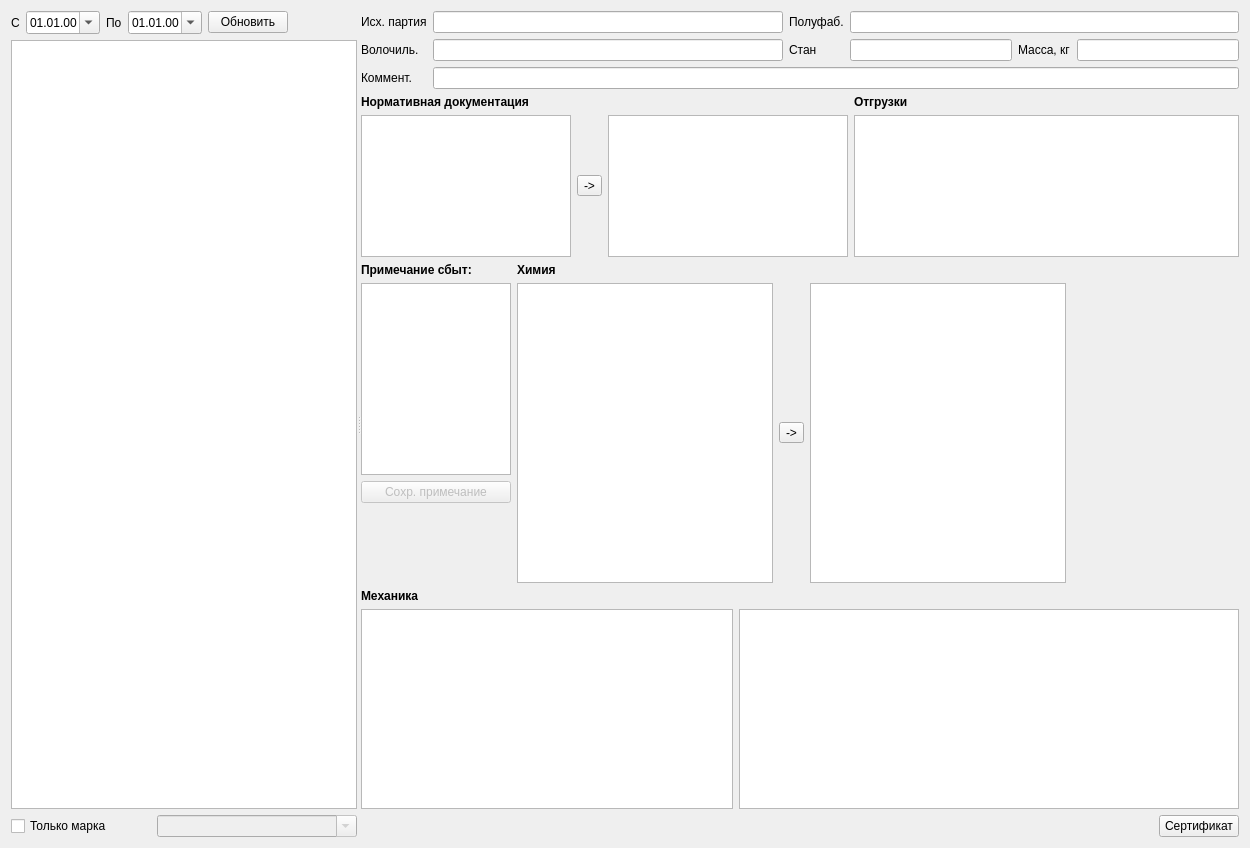
Above: formpartwire/formpartwire.ui from Sergeyego/certificates before the change. Below: the same form after it.
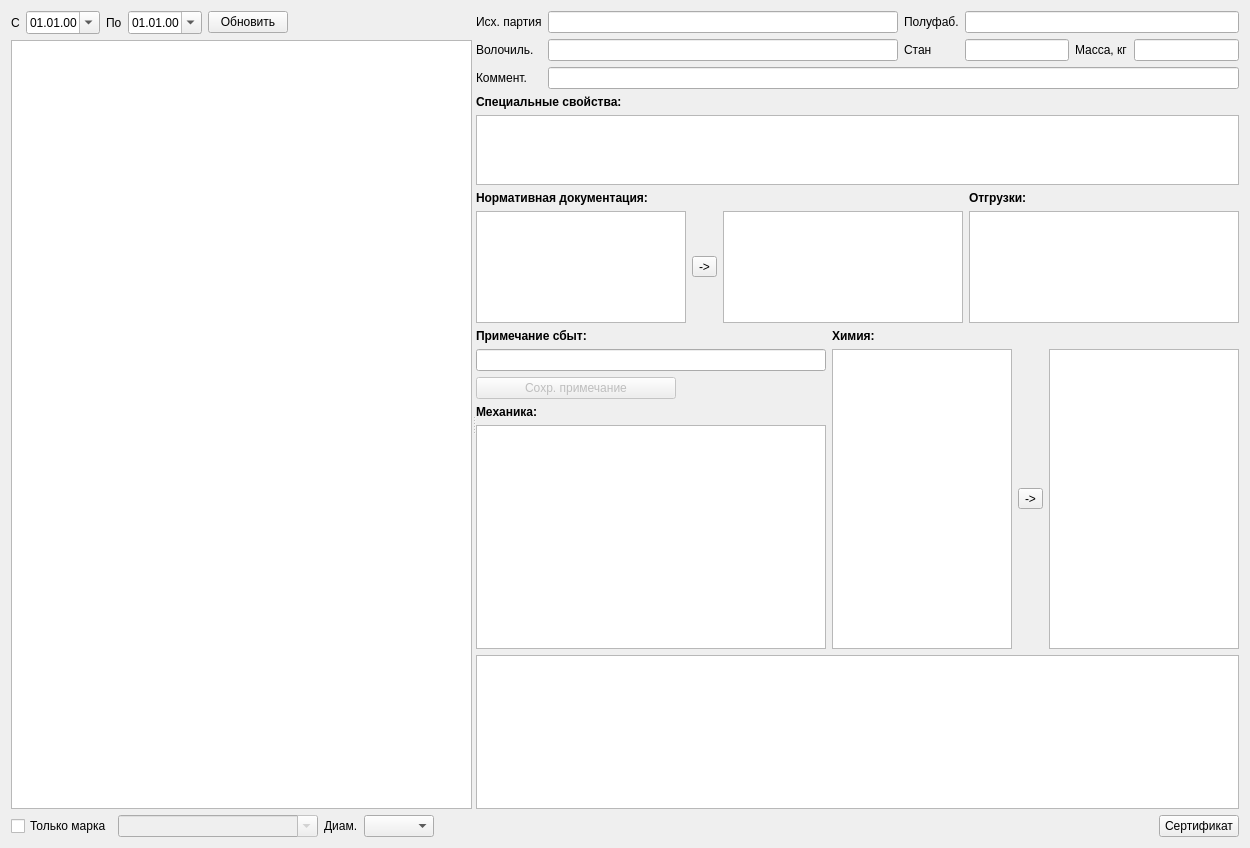
That is the form after the change. Custom widgets are drawn as their Qt base class.

What changed in the file:
```diff
--- a/formpartwire/formpartwire.ui
+++ b/formpartwire/formpartwire.ui
@@ -117,6 +117,36 @@
            </property>
           </widget>
          </item>
+         <item>
+          <widget class="QLabel" name="label_8">
+           <property name="text">
+            <string>Диам.</string>
+           </property>
+          </widget>
+         </item>
+         <item>
+          <widget class="RestComboBox" name="comboBoxDiam">
+           <property name="minimumSize">
+            <size>
+             <width>70</width>
+             <height>0</height>
+            </size>
+           </property>
+          </widget>
+         </item>
+         <item>
+          <spacer name="horizontalSpacer_2">
+           <property name="orientation">
+            <enum>Qt::Orientation::Horizontal</enum>
+           </property>
+           <property name="sizeHint" stdset="0">
+            <size>
+             <width>40</width>
+             <height>20</height>
+            </size>
+           </property>
+          </spacer>
+         </item>
         </layout>
        </item>
       </layout>
@@ -217,6 +247,34 @@
          </item>
         </layout>
        </item>
+       <item>
+        <widget class="QLabel" name="label_15">
+         <property name="sizePolicy">
+          <sizepolicy hsizetype="Expanding" vsizetype="Preferred">
+           <horstretch>0</horstretch>
+           <verstretch>0</verstretch>
+          </sizepolicy>
+         </property>
+         <property name="font">
+          <font>
+           <bold>true</bold>
+          </font>
+         </property>
+         <property name="text">
+          <string>Специальные свойства:</string>
+         </property>
+        </widget>
+       </item>
+       <item>
+        <widget class="RestTableView" name="tableViewMechx">
+         <property name="maximumSize">
+          <size>
+           <width>16777215</width>
+           <height>100</height>
+          </size>
+         </property>
+        </widget>
+       </item>
        <item>
         <layout class="QHBoxLayout" name="horizontalLayout_8">
          <item>
@@ -229,7 +287,7 @@
               </font>
              </property>
              <property name="text">
-              <string>Нормативная документация</string>
+              <string>Нормативная документация:</string>
              </property>
             </widget>
            </item>
@@ -291,7 +349,7 @@
               </font>
              </property>
              <property name="text">
-              <string>Отгрузки</string>
+              <string>Отгрузки:</string>
              </property>
             </widget>
            </item>
@@ -341,20 +399,19 @@
             </widget>
            </item>
            <item>
-            <widget class="QPlainTextEdit" name="plainTextEditPrim">
-             <property name="maximumSize">
-              <size>
-               <width>150</width>
-               <height>16777215</height>
-              </size>
-             </property>
-            </widget>
+            <widget class="QLineEdit" name="lineEditPrimProd"/>
            </item>
            <item>
             <widget class="QPushButton" name="pushButtonSavePrim">
              <property name="enabled">
               <bool>false</bool>
              </property>
+             <property name="sizePolicy">
+              <sizepolicy hsizetype="Maximum" vsizetype="Fixed">
+               <horstretch>0</horstretch>
+               <verstretch>0</verstretch>
+              </sizepolicy>
+             </property>
              <property name="maximumSize">
               <size>
                <width>200</width>
@@ -367,17 +424,19 @@
             </widget>
            </item>
            <item>
-            <spacer name="verticalSpacer">
-             <property name="orientation">
-              <enum>Qt::Orientation::Vertical</enum>
+            <widget class="QLabel" name="label_13">
+             <property name="font">
+              <font>
+               <bold>true</bold>
+              </font>
              </property>
-             <property name="sizeHint" stdset="0">
-              <size>
-               <width>20</width>
-               <height>40</height>
-              </size>
+             <property name="text">
+              <string>Механика:</string>
              </property>
-            </spacer>
+            </widget>
+           </item>
+           <item>
+            <widget class="RestTableView" name="tableViewSrcMech"/>
            </item>
           </layout>
          </item>
@@ -391,7 +450,7 @@
               </font>
              </property>
              <property name="text">
-              <string>Химия</string>
+              <string>Химия:</string>
              </property>
             </widget>
            </item>
@@ -411,6 +470,12 @@
                  <height>300</height>
                 </size>
                </property>
+               <property name="maximumSize">
+                <size>
+                 <width>180</width>
+                 <height>16777215</height>
+                </size>
+               </property>
                <property name="editTriggers">
                 <set>QAbstractItemView::EditTrigger::NoEditTriggers</set>
                </property>
@@ -440,72 +505,29 @@
                  <height>300</height>
                 </size>
                </property>
+               <property name="maximumSize">
+                <size>
+                 <width>190</width>
+                 <height>16777215</height>
+                </size>
+               </property>
               </widget>
              </item>
             </layout>
            </item>
           </layout>
          </item>
-         <item>
-          <spacer name="horizontalSpacer_5">
-           <property name="orientation">
-            <enum>Qt::Orientation::Horizontal</enum>
-           </property>
-           <property name="sizeHint" stdset="0">
-            <size>
-             <width>40</width>
-             <height>20</height>
-            </size>
-           </property>
-          </spacer>
-         </item>
         </layout>
        </item>
        <item>
-        <layout class="QVBoxLayout" name="verticalLayout_6">
-         <item>
-          <widget class="QLabel" name="label_13">
-           <property name="font">
-            <font>
-             <bold>true</bold>
-            </font>
-           </property>
-           <property name="text">
-            <string>Механика</string>
-           </property>
-          </widget>
-         </item>
-         <item>
-          <layout class="QHBoxLayout" name="horizontalLayout_10">
-           <item>
-            <widget class="RestTableView" name="tableViewSrcMech">
-             <property name="minimumSize">
-              <size>
-               <width>300</width>
-               <height>200</height>
-              </size>
-             </property>
-             <property name="maximumSize">
-              <size>
-               <width>380</width>
-               <height>16777215</height>
-              </size>
-             </property>
-            </widget>
-           </item>
-           <item>
-            <widget class="RestTableView" name="tableViewMech">
-             <property name="minimumSize">
-              <size>
-               <width>500</width>
-               <height>0</height>
-              </size>
-             </property>
-            </widget>
-           </item>
-          </layout>
-         </item>
-        </layout>
+        <widget class="RestTableView" name="tableViewMech">
+         <property name="maximumSize">
+          <size>
+           <width>16777215</width>
+           <height>200</height>
+          </size>
+         </property>
+        </widget>
        </item>
        <item>
         <layout class="QHBoxLayout" name="horizontalLayout_9">
```
Left out of the diff: 2 changed lines with no effect on the pictures.
